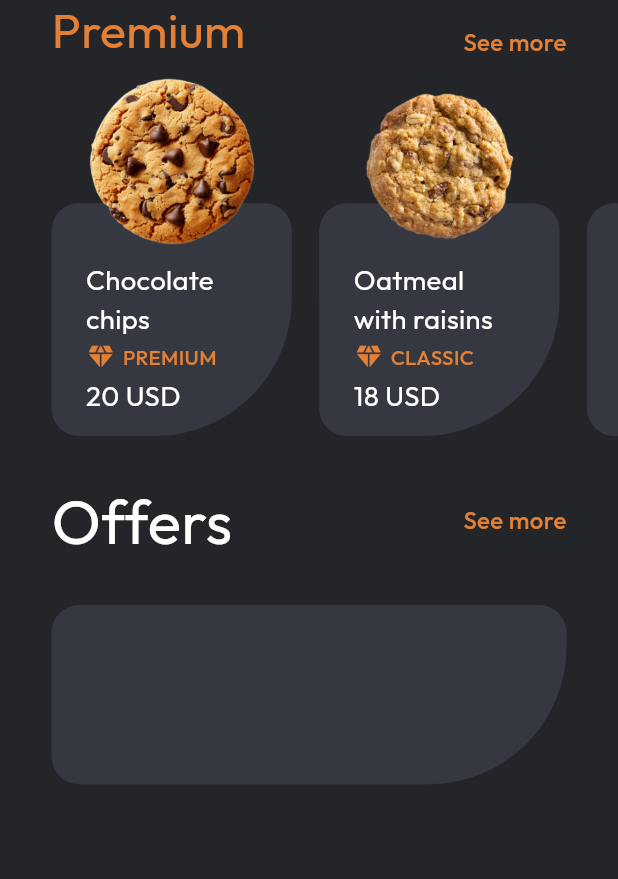
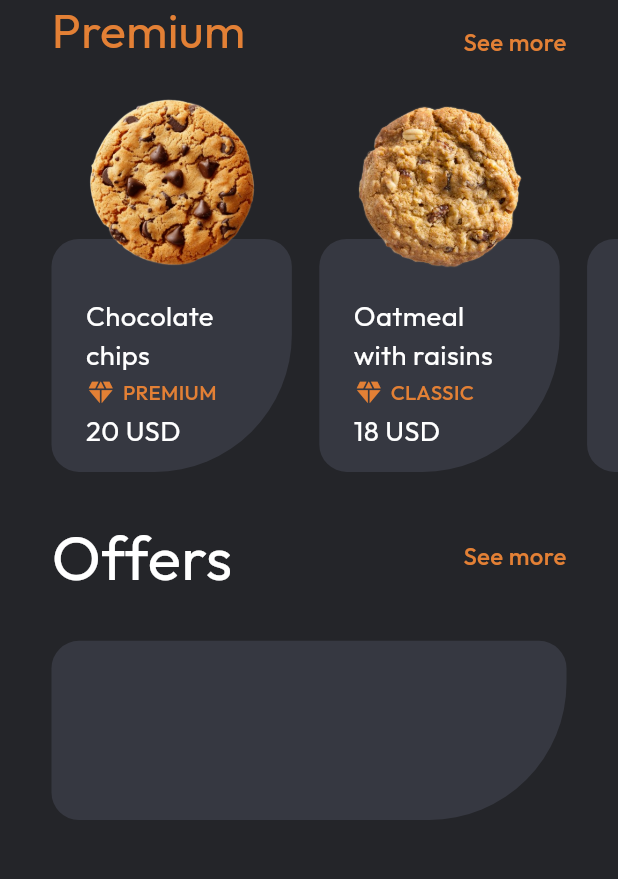
Before and after one commit to ShahzainAhmed/Cookies_App, a Flutter app: the screen it shows after launch, on a phone screen of 412 x 824 dp, the part 295-1174 px from its top. Run offline on Flutter 3.47's test engine with Material 3 defaults, Android fonts, the phone set to English and light mode, and no system bars; our stand-ins replace flutter_screenutil, get, google_fonts.

Commit message:
fixed listview

```diff
--- a/lib/views/home/home_screen.dart
+++ b/lib/views/home/home_screen.dart
@@ -70,7 +70,7 @@ class HomeScreen extends StatelessWidget {
               ],
             ),
           ),
-          SizedBox(height: 80.h),
+          SizedBox(height: 100.h),
           SizedBox(
             height: 130.h,
             child: ListView.separated(
--- a/lib/views/home/widgets/small_tile.dart
+++ b/lib/views/home/widgets/small_tile.dart
@@ -63,8 +63,8 @@ class SmallTile extends StatelessWidget {
           Positioned(
             left: 0,
             right: 0,
-            bottom: 110,
-            child: Image.asset(smallTileModel.image, scale: 3.1),
+            bottom: 120,
+            child: Image.asset(smallTileModel.image),
           )
         ],
       ),
```
